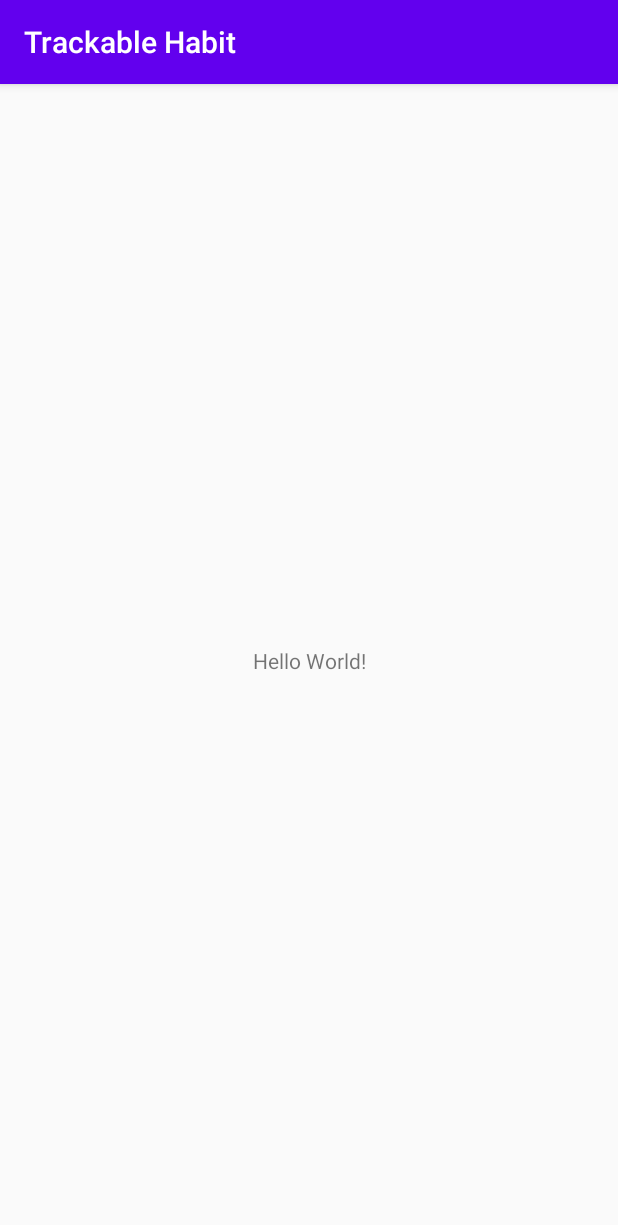
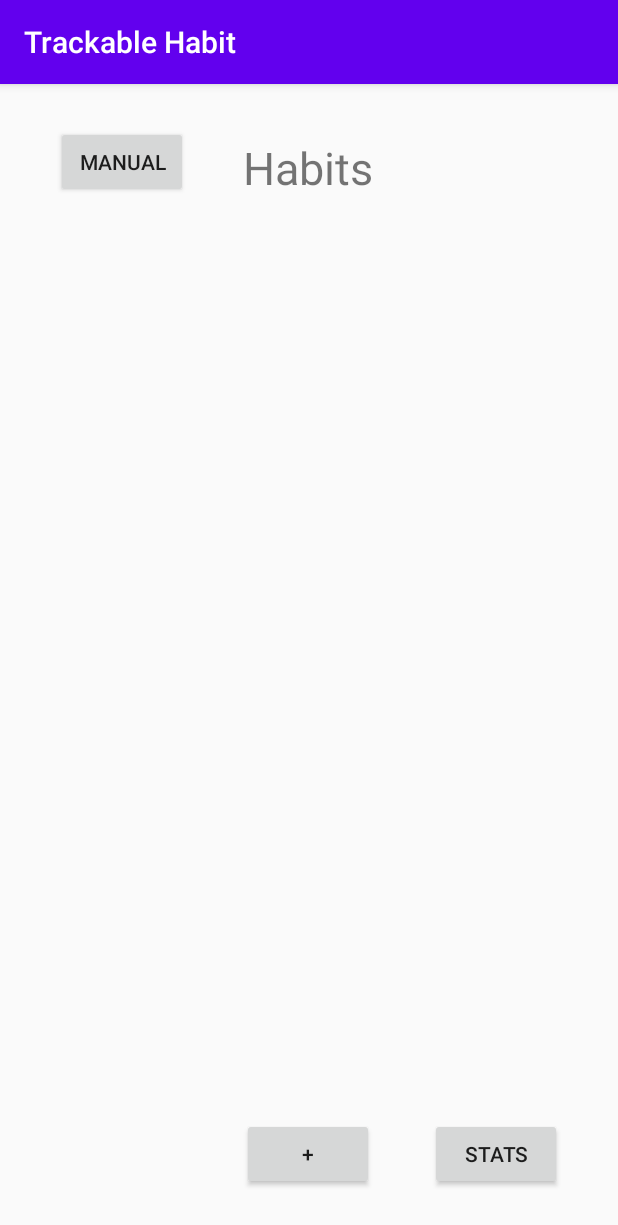
Before and after one commit to cx0810/TrackableHabit, an Android app: the screen it shows after launch (MainActivity), on a phone screen of 412 x 824 dp. Shown: the top 1225 px of the screen. Run offline under Robolectric (Android 15) with nearby library versions, the phone set to English and light mode, and no system bars.

Commit message:
added different pages (homepage, user manual, statistics, create)

```diff
--- a/app/src/main/res/layout/activity_main.xml
+++ b/app/src/main/res/layout/activity_main.xml
@@ -8,12 +8,49 @@
     tools:context=".MainActivity">
 
     <TextView
+        android:id="@+id/habitView"
         android:layout_width="wrap_content"
         android:layout_height="wrap_content"
-        android:text="Hello World!"
+        android:text="@string/habits"
+        android:textSize="30sp"
         app:layout_constraintBottom_toBottomOf="parent"
-        app:layout_constraintLeft_toLeftOf="parent"
-        app:layout_constraintRight_toRightOf="parent"
-        app:layout_constraintTop_toTopOf="parent" />
+        app:layout_constraintEnd_toEndOf="parent"
+        app:layout_constraintHorizontal_bias="0.498"
+        app:layout_constraintStart_toStartOf="parent"
+        app:layout_constraintTop_toTopOf="parent"
+        app:layout_constraintVertical_bias="0.049" />
 
+    <Button
+        android:id="@+id/manualBtn"
+        android:layout_width="wrap_content"
+        android:layout_height="wrap_content"
+        android:text="@string/manual"
+        app:layout_constraintBottom_toBottomOf="parent"
+        app:layout_constraintEnd_toStartOf="@+id/habitView"
+        app:layout_constraintStart_toStartOf="parent"
+        app:layout_constraintTop_toTopOf="parent"
+        app:layout_constraintVertical_bias="0.039" />
+
+    <Button
+        android:id="@+id/addBtn"
+        android:layout_width="wrap_content"
+        android:layout_height="wrap_content"
+        android:text="@string/add"
+        app:layout_constraintBottom_toBottomOf="parent"
+        app:layout_constraintEnd_toEndOf="parent"
+        app:layout_constraintHorizontal_bias="0.498"
+        app:layout_constraintStart_toStartOf="parent"
+        app:layout_constraintTop_toBottomOf="@+id/habitView"
+        app:layout_constraintVertical_bias="0.952" />
+
+    <Button
+        android:id="@+id/statsBtn"
+        android:layout_width="wrap_content"
+        android:layout_height="wrap_content"
+        android:text="@string/stats"
+        app:layout_constraintBottom_toBottomOf="parent"
+        app:layout_constraintEnd_toEndOf="parent"
+        app:layout_constraintStart_toEndOf="@+id/addBtn"
+        app:layout_constraintTop_toTopOf="parent"
+        app:layout_constraintVertical_bias="0.957" />
 </androidx.constraintlayout.widget.ConstraintLayout>
--- a/app/src/main/res/values/strings.xml
+++ b/app/src/main/res/values/strings.xml
@@ -1,3 +1,12 @@
 <resources>
     <string name="app_name">Trackable Habit</string>
+    <string name="habits">Habits</string>
+    <string name="manual">Manual</string>
+    <string name="add">+</string>
+    <string name="stats">Stats</string>
+    <string name="user_manual">User Manual</string>
+    <string name="back">back</string>
+    <string name="create">Create</string>
+    <string name="statistics">Statistics</string>
+    <string name="button">Button</string>
 </resources>
```
Also changed, not shown: app/src/main/AndroidManifest.xml (+7 -3 lines), app/src/main/java/com/example/trackablehabit/AddHabit.java (added, +14 -0 lines), app/src/main/java/com/example/trackablehabit/Statistics.java (added, +14 -0 lines), app/src/main/java/com/example/trackablehabit/UserManual.java (added, +14 -0 lines), app/src/main/res/layout/activity_add_habit.xml (added, +32 -0 lines), app/src/main/res/layout/activity_statistics.xml (added, +32 -0 lines), app/src/main/res/layout/activity_user_manual.xml (added, +32 -0 lines).
